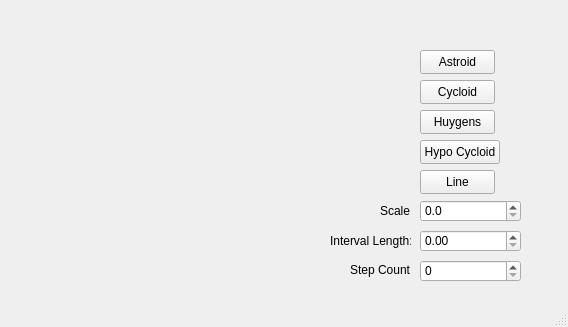
Above: mainwindow.ui from DMTRBor/DrawShapes before the change. Below: the same form after it.
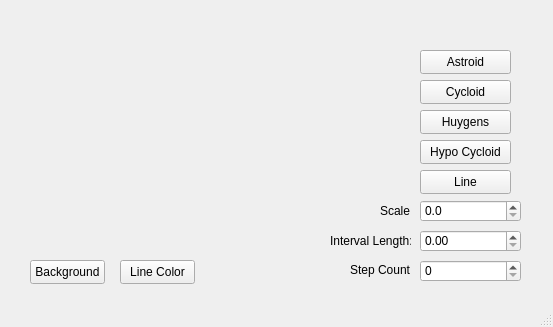
That is the form after the change. Custom widgets are drawn as their Qt base class.

Commit message: ability to change background and shape color

What changed in the file:
```diff
--- a/mainwindow.ui
+++ b/mainwindow.ui
@@ -6,7 +6,7 @@
    <rect>
     <x>0</x>
     <y>0</y>
-    <width>568</width>
+    <width>553</width>
     <height>327</height>
    </rect>
   </property>
@@ -101,14 +101,30 @@
      <string>Step Count:</string>
     </property>
    </widget>
-   <widget class="RenderArea" name="renderArea" native="true">
+   <widget class="QPushButton" name="btnBackground">
     <property name="geometry">
      <rect>
       <x>30</x>
-      <y>30</y>
-      <width>271</width>
-      <height>221</height>
+      <y>260</y>
+      <width>75</width>
+      <height>24</height>
      </rect>
+    </property>
+    <property name="text">
+     <string>Background</string>
+    </property>
+   </widget>
+   <widget class="QPushButton" name="btnLineColor">
+    <property name="geometry">
+     <rect>
+      <x>120</x>
+      <y>260</y>
+      <width>75</width>
+      <height>24</height>
+     </rect>
+    </property>
+    <property name="text">
+     <string>Line Color</string>
     </property>
    </widget>
    <widget class="QPushButton" name="btnHuygens">
@@ -116,7 +132,7 @@
      <rect>
       <x>420</x>
       <y>110</y>
-      <width>75</width>
+      <width>91</width>
       <height>24</height>
      </rect>
     </property>
@@ -129,7 +145,7 @@
      <rect>
       <x>420</x>
       <y>50</y>
-      <width>75</width>
+      <width>91</width>
       <height>24</height>
      </rect>
     </property>
@@ -142,7 +158,7 @@
      <rect>
       <x>420</x>
       <y>80</y>
-      <width>75</width>
+      <width>91</width>
       <height>24</height>
      </rect>
     </property>
@@ -155,7 +171,7 @@
      <rect>
       <x>420</x>
       <y>170</y>
-      <width>75</width>
+      <width>91</width>
       <height>24</height>
      </rect>
     </property>
@@ -168,7 +184,7 @@
      <rect>
       <x>420</x>
       <y>140</y>
-      <width>80</width>
+      <width>91</width>
       <height>24</height>
      </rect>
     </property>
```
Left out of the diff: 10 changed lines with no effect on the pictures. The commit also changes 4 other files.
